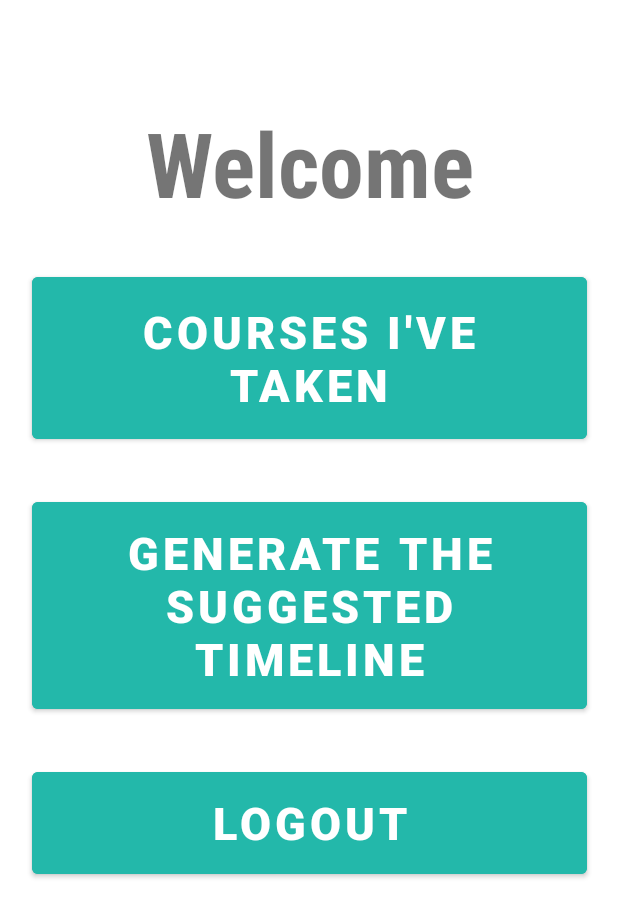
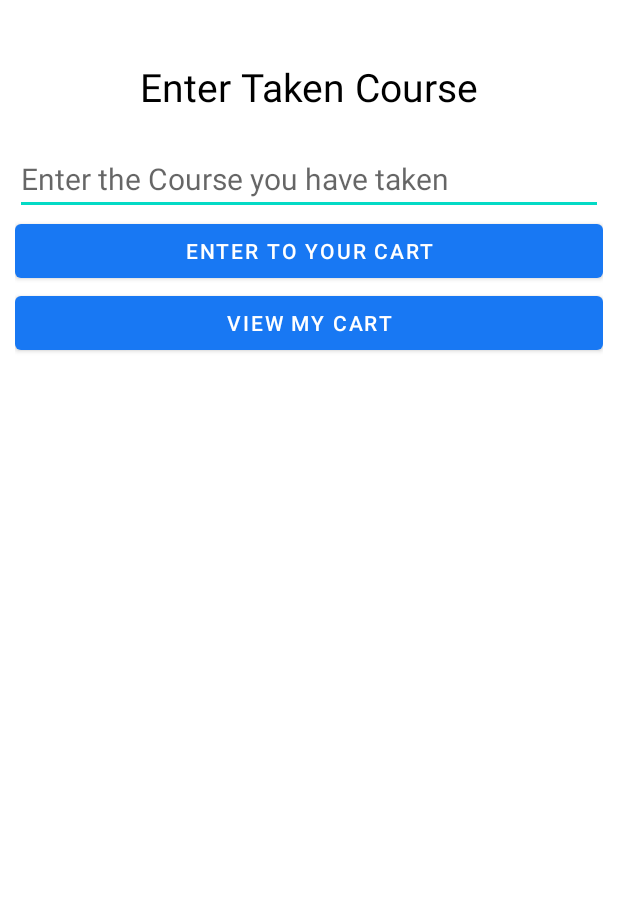
Before and after one commit to YimoShen-86/CSCB07-Project, an Android app: the StudentPg screen opened directly, with no data from a screen before it, after a tap on "COURSES I'VE TAKEN", on a phone screen of 412 x 824 dp. Shown: the top 917 px of the screen. Run offline under Robolectric (Android 15) with nearby library versions, the phone set to English and light mode, and no system bars; our stand-ins replace Firebase (no records; nobody signed in at launch, a user with empty details on screens opened directly).

Commit message:
course taken v2

```diff
--- a/app/src/main/java/com/example/loginpage/Coursestaken.java
+++ b/app/src/main/java/com/example/loginpage/Coursestaken.java
@@ -2,13 +2,51 @@ package com.example.loginpage;
 
 import androidx.appcompat.app.AppCompatActivity;
 
+import android.content.Intent;
 import android.os.Bundle;
+import android.view.View;
+import android.widget.Button;
+import android.widget.EditText;
+
+import com.google.firebase.database.DatabaseReference;
+import com.google.firebase.database.FirebaseDatabase;
+
+import java.util.HashMap;
 
 public class Coursestaken extends AppCompatActivity {
+    private Button btnInsert, btnView;
+    private EditText course;
+    private FirebaseDatabase db = FirebaseDatabase.getInstance();
+    private DatabaseReference root = db.getReference().child("Taken Courses");
 
     @Override
     protected void onCreate(Bundle savedInstanceState) {
         super.onCreate(savedInstanceState);
         setContentView(R.layout.activity_coursestaken);
+
+        btnInsert = findViewById(R.id.btninsert);
+        btnView = findViewById(R.id.btnview);
+        course = findViewById(R.id.coursename);
+
+
+        btnView.setOnClickListener(new View.OnClickListener() {
+            @Override
+            public void onClick(View view) {
+                startActivity(new Intent(Coursestaken.this , coursecart.class));
+
+            }
+        });
+
+        btnInsert.setOnClickListener(new View.OnClickListener() {
+            @Override
+            public void onClick(View view) {
+                String coursename = course.getText().toString();
+                HashMap<String, String> userMap = new HashMap<>();
+
+                userMap.put("coursecode", coursename);
+
+                root.push().setValue(userMap);
+            }
+        });
     }
 }
--- a/app/src/main/java/com/example/loginpage/StudentPg.java
+++ b/app/src/main/java/com/example/loginpage/StudentPg.java
@@ -33,8 +33,7 @@ public class StudentPg extends AppCompatActivity implements View.OnClickListener
                 startActivity(new Intent(this, MainActivity.class));
                 break;
             case R.id.courseTaken:
-                //enter course page
-                //startActivity(new Intent(this, ...);
+                startActivity(new Intent(this, Coursestaken.class));
                 break;
             case R.id.generateTimeline:
                 //enter timeline page
--- a/app/src/main/res/layout/activity_coursestaken.xml
+++ b/app/src/main/res/layout/activity_coursestaken.xml
@@ -1,9 +1,47 @@
 <?xml version="1.0" encoding="utf-8"?>
-<androidx.constraintlayout.widget.ConstraintLayout xmlns:android="http://schemas.android.com/apk/res/android"
+<RelativeLayout
+    xmlns:android="http://schemas.android.com/apk/res/android"
     xmlns:app="http://schemas.android.com/apk/res-auto"
     xmlns:tools="http://schemas.android.com/tools"
     android:layout_width="match_parent"
     android:layout_height="match_parent"
-    tools:context=".Coursestaken">
+    tools:context=".Coursestaken"
+    android:layout_margin="10dp">
 
-</androidx.constraintlayout.widget.ConstraintLayout>
+    <TextView
+        android:id="@+id/text"
+        android:layout_width="match_parent"
+        android:layout_height="wrap_content"
+        android:layout_marginTop="30dp"
+        android:gravity="center_horizontal"
+        android:text="Enter Taken Course"
+        android:textColor="@color/black"
+        android:textSize="26dp" />
+
+    <Button
+        android:id="@+id/btninsert"
+        android:layout_width="match_parent"
+        android:layout_height="wrap_content"
+        android:layout_below="@+id/coursename"
+        android:layout_marginTop="0dp"
+        android:text="Enter to your Cart" />
+
+    <Button
+        android:id="@+id/btnview"
+        android:layout_width="match_parent"
+        android:layout_height="wrap_content"
+        android:layout_below="@+id/btninsert"
+        android:layout_marginTop="0dp"
+        android:text="View my Cart" />
+
+    <EditText
+        android:id="@+id/coursename"
+        android:layout_width="match_parent"
+        android:layout_height="wrap_content"
+        android:layout_below="@+id/text"
+        android:layout_marginTop="20dp"
+        android:hint="Enter the Course you have taken"
+        android:textSize="20dp" />
+
+
+</RelativeLayout>
```
Also changed, not shown: app/src/main/AndroidManifest.xml (+14 -0 lines), app/src/main/java/com/example/loginpage/coursecart.java (+14 -0 lines), app/src/main/java/com/example/loginpage/coursemodel.java (+8 -1 lines), app/src/main/res/layout/activity_coursecart.xml (+10 -0 lines), app/src/main/res/layout/coursecart_course.xml (+32 -2 lines).
